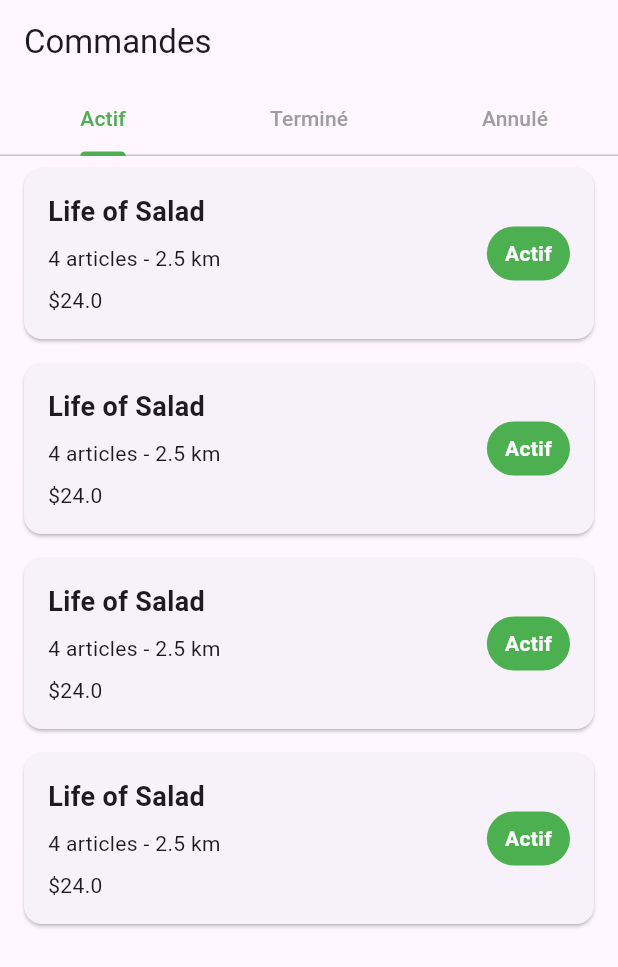
After one commit to Juniorlk/restaurant_client, a Flutter app: the OrdersScreen screen opened directly, on a phone screen of 412 x 824 dp. The commit adds this screen. Shown: the top 967 px of the screen. Run offline on Flutter 3.47's test engine with Material 3 defaults, Android fonts, the phone set to English and light mode, and no system bars.

Commit message:
profile_page

```diff
--- /dev/null
+++ b/lib/accessoires_profile/commandes.dart
@@ -0,0 +1,180 @@
+import 'package:flutter/material.dart';
+
+void main() {
+  runApp(MyApp());
+}
+
+class MyApp extends StatelessWidget {
+  @override
+  Widget build(BuildContext context) {
+    return MaterialApp(
+      title: 'Commandes',
+      theme: ThemeData(
+        primarySwatch: Colors.green,
+        hintColor: Colors.green,
+      ),
+      home: OrdersScreen(),
+    );
+  }
+}
+
+class OrdersScreen extends StatefulWidget {
+  @override
+  _OrdersScreenState createState() => _OrdersScreenState();
+}
+
+class _OrdersScreenState extends State<OrdersScreen> {
+  int _selectedIndex = 0;
+
+  @override
+  Widget build(BuildContext context) {
+    return DefaultTabController(
+      length: 3,
+      child: Scaffold(
+        appBar: AppBar(
+          title: Text('Commandes'),
+          bottom: TabBar(
+            indicatorColor: Colors.green,
+            labelColor: Colors.green,
+            unselectedLabelColor: Colors.grey,
+            tabs: [
+              Tab(text: 'Actif'),
+              Tab(text: 'Terminé'),
+              Tab(text: 'Annulé'),
+            ],
+            onTap: (index) {
+              setState(() {
+                _selectedIndex = index;
+              });
+            },
+          ),
+        ),
+        body: TabBarView(
+          children: [
+            ActiveOrdersList(),
+            CompletedOrdersList(),
+            CancelledOrdersList(),
+          ],
+        ),
+      ),
+    );
+  }
+}
+
+class ActiveOrdersList extends StatelessWidget {
+  @override
+  Widget build(BuildContext context) {
+    return ListView.builder(
+      itemCount: 4,
+      itemBuilder: (context, index) {
+        return OrderItem(
+          restaurantName: 'Life of Salad',
+          itemCount: 4,
+          distance: 2.5,
+          price: 24.00,
+          status: 'Actif',
+        );
+      },
+    );
+  }
+}
+
+class CompletedOrdersList extends StatelessWidget {
+  @override
+  Widget build(BuildContext context) {
+    return ListView.builder(
+      itemCount: 2,
+      itemBuilder: (context, index) {
+        return OrderItem(
+          restaurantName: 'Cafe Gourmand',
+          itemCount: 2,
+          distance: 1.8,
+          price: 18.50,
+          status: 'Terminé',
+        );
+      },
+    );
+  }
+}
+
+class CancelledOrdersList extends StatelessWidget {
+  @override
+  Widget build(BuildContext context) {
+    return ListView.builder(
+      itemCount: 3,
+      itemBuilder: (context, index) {
+        return OrderItem(
+          restaurantName: 'Burger Palace',
+          itemCount: 1,
+          distance: 3.2,
+          price: 12.75,
+          status: 'Annulé',
+        );
+      },
+    );
+  }
+}
+
+class OrderItem extends StatelessWidget {
+  final String restaurantName;
+  final int itemCount;
+  final double distance;
+  final double price;
+  final String status;
+
+  OrderItem({
+    required this.restaurantName,
+    required this.itemCount,
+    required this.distance,
+    required this.price,
+    required this.status,
+  });
+
+  @override
+  Widget build(BuildContext context) {
+    return Card(
+      margin: EdgeInsets.symmetric(vertical: 8, horizontal: 16),
+      child: Padding(
+        padding: EdgeInsets.all(16),
+        child: Row(
+          children: [
+            Expanded(
+              child: Column(
+                crossAxisAlignment: CrossAxisAlignment.start,
+                children: [
+                  Text(
+                    restaurantName,
+                    style: TextStyle(
+                      fontSize: 18,
+                      fontWeight: FontWeight.bold,
+                    ),
+                  ),
+                  SizedBox(height: 8),
+                  Text('$itemCount articles - $distance km'),
+                  SizedBox(height: 8),
+                  Text('\$$price'),
+                ],
+              ),
+            ),
+            Container(
+              padding: EdgeInsets.symmetric(horizontal: 12, vertical: 8),
+              decoration: BoxDecoration(
+                color: status == 'Actif'
+                    ? Colors.green
+                    : (status == 'Terminé' ? Colors.blue : Colors.red),
+                borderRadius: BorderRadius.circular(20),
+              ),
+              child: Text(
+                status,
+                style: TextStyle(
+                  color: Colors.white,
+                  fontWeight: FontWeight.bold,
+                ),
+              ),
+            ),
+          ],
+        ),
+      ),
+    );
+  }
+}
```
Also changed, not shown: lib/main.dart (+1 -19 lines).
